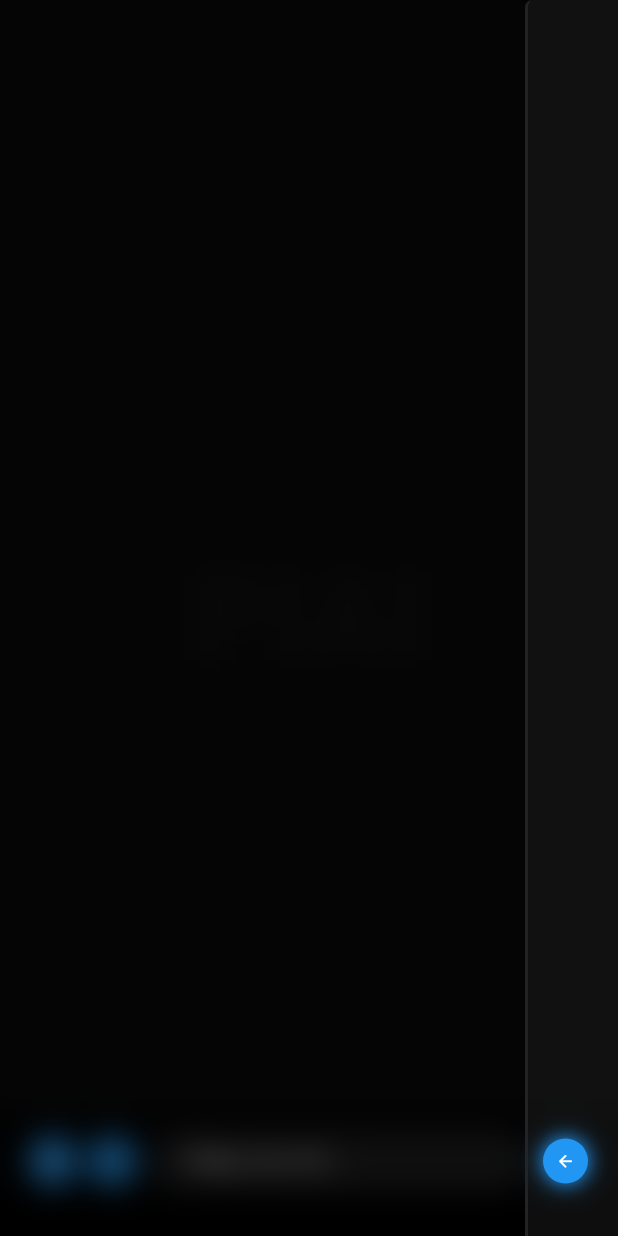
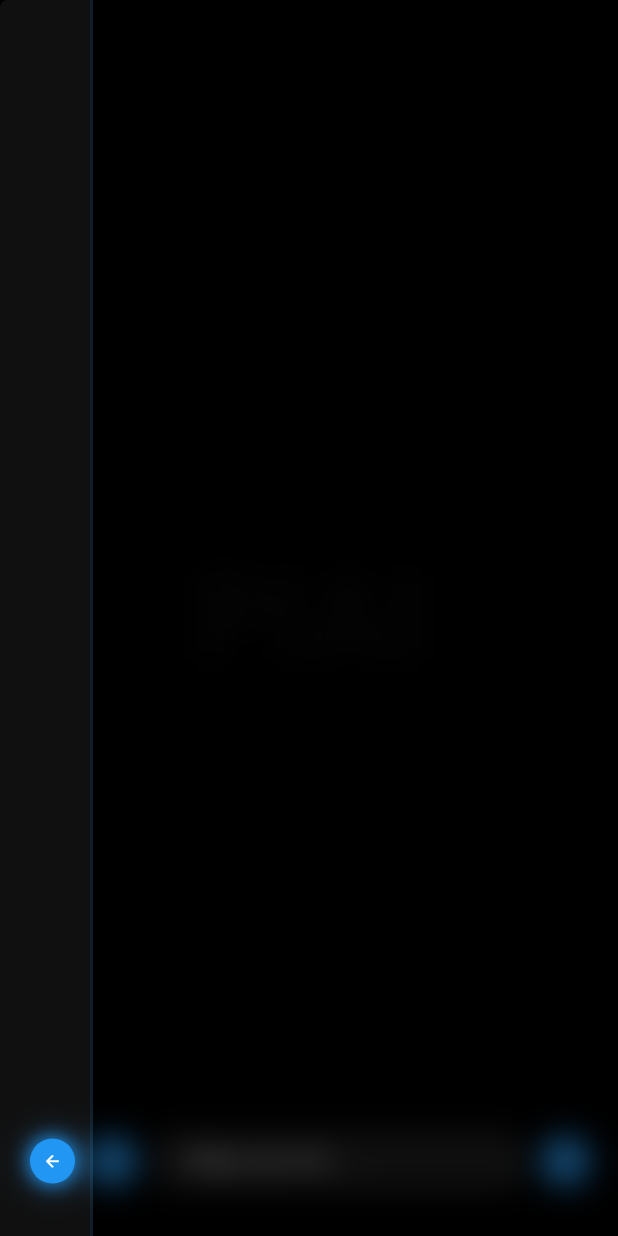
Before and after one commit to hong15092003/pi_ai, a Flutter app: the screen it shows after launch, with the side drawer open, on a phone screen of 412 x 824 dp. Run offline on Flutter 3.47's test engine with Material 3 defaults, Android fonts, the phone set to English and light mode, and no system bars; our stand-ins replace flutter_markdown; missing offline and left inert: localstore.

Commit message:
config button

```diff
--- a/lib/components/buttton/send_button.dart
+++ b/lib/components/buttton/send_button.dart
@@ -21,6 +21,7 @@ class _SendButtonState extends State<SendButton> {
         icon: Icons.arrow_upward_rounded,
         onPressed: () {
           if (textFiledController.content != '') {
+            controllerAPI.loading = true;
             handleData.addContent(textFiledController.content, 'user');
             controllerAPI.handleAPI(textFiledController.content, 'user');
             textFiledController.clear();
--- a/lib/components/mark_down.dart
+++ b/lib/components/mark_down.dart
@@ -3,9 +3,7 @@ import 'package:flutter_markdown/flutter_markdown.dart';
 
 class MarkDown extends StatelessWidget {
   final String _data;
-  const MarkDown(
-    this._data,
-  );
+  const MarkDown(this._data, {super.key});
   @override
   Widget build(BuildContext context) {
     return MarkdownBody(
--- a/lib/controller/controller_api/controller_api.dart
+++ b/lib/controller/controller_api/controller_api.dart
@@ -3,6 +3,7 @@ import 'package:http/http.dart' as http;
 import 'package:pi_ai/controller/controller_data/handle_data.dart';
 
 class ControllerAPI {
+  bool loading = false;
   final _apiKey = "AIzaSyCGujlLQjjpEfid13hvw3wYX3gjbN482M4";
   final _baseURL =
       "https://generativelanguage.googleapis.com/v1/models/gemini-pro:generateContent?key=";
@@ -79,6 +80,7 @@ class ControllerAPI {
   }
 
   void handleAfter(content, role) {
+    controllerAPI.loading = false;
     addContentBody(content, role);
     handleData.addContent(content, role);
   }
--- a/lib/pages/history_page.dart
+++ b/lib/pages/history_page.dart
@@ -9,7 +9,7 @@ class HistoryPage extends StatelessWidget {
   @override
   Widget build(BuildContext context) {
     final fullHeight = MediaQuery.of(context).size.height;
-    final fullWidth = MediaQuery.of(context).size.width;
+    // final fullWidth = MediaQuery.of(context).size.width;
     return Center(
       child: BackdropFilter(
         filter: ImageFilter.blur(sigmaX: 10, sigmaY: 10),
@@ -17,21 +17,21 @@ class HistoryPage extends StatelessWidget {
           children: [
             Positioned(
               top: 0,
-              right: 0,
+              left: 0,
               child: Container(
                 alignment: Alignment.bottomCenter,
-                padding: const EdgeInsets.only(bottom: 35, right: 20, left: 10),
+                padding: const EdgeInsets.only(bottom: 35, right: 10, left: 20),
                 height: fullHeight,
                 // width: 50,
-                decoration: const BoxDecoration(
-                  color: Color.fromARGB(100, 35, 35, 35),
+                decoration: BoxDecoration(
+                  color: Colors.grey.withOpacity(0.1),
                   border: Border(
-                    left: BorderSide(
-                      color: Color.fromARGB(255, 35, 35, 35),
+                    right: BorderSide(
+                      color: Colors.blue.withOpacity(0.1),
                       width: 2,
                     ),
                   ),
-                  borderRadius: BorderRadius.only(
+                  borderRadius: const BorderRadius.only(
                     topLeft: Radius.circular(5),
                   ),
                 ),
--- a/lib/pages/home_page.dart
+++ b/lib/pages/home_page.dart
@@ -1,10 +1,12 @@
 import 'package:flutter/material.dart';
 import 'package:pi_ai/components/buttton/add_button.dart';
 import 'package:pi_ai/components/buttton/menu_button.dart';
+import 'package:pi_ai/components/buttton/stop_button.dart';
 import 'package:pi_ai/components/chat_box.dart';
 import 'package:pi_ai/components/chats_view.dart';
 import 'package:pi_ai/components/buttton/send_button.dart';
 import 'package:pi_ai/controller/controler_components/text_filed_controller.dart';
+import 'package:pi_ai/controller/controller_api/controller_api.dart';
 import 'package:pi_ai/pages/history_page.dart';
 import 'package:provider/provider.dart';
 
@@ -23,13 +25,14 @@ class _MyHomePageState extends State<MyHomePage> {
     return isKeyboard;
   }
 
+  bool loading = false;
   double oldPadding = 0;
 
   @override
   Widget build(BuildContext context) {
     textFiledController = context.watch<TextFiledController>();
     return Scaffold(
-      backgroundColor: const Color.fromARGB(255, 10, 10, 10),
+      backgroundColor: Colors.black,
       drawer: const HistoryPage(),
       body: Center(
         child: Stack(
@@ -73,7 +76,9 @@ class _MyHomePageState extends State<MyHomePage> {
                       child: ChatBox(),
                     ),
                     const SizedBox(width: 10),
-                    const SendButton(),
+                    controllerAPI.loading
+                        ? const StopButton()
+                        : const SendButton(),
                   ],
                 ),
               ),
```
Also changed, not shown: lib/components/buttton/stop_button.dart (added, +20 -0 lines), 6 other files.
